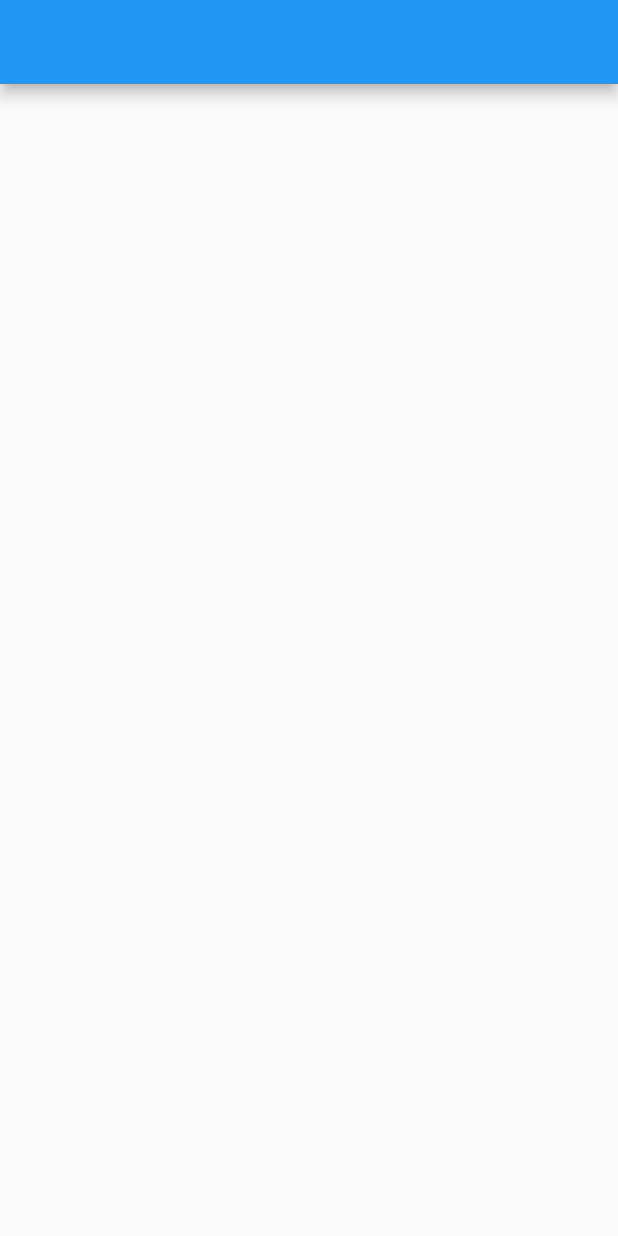
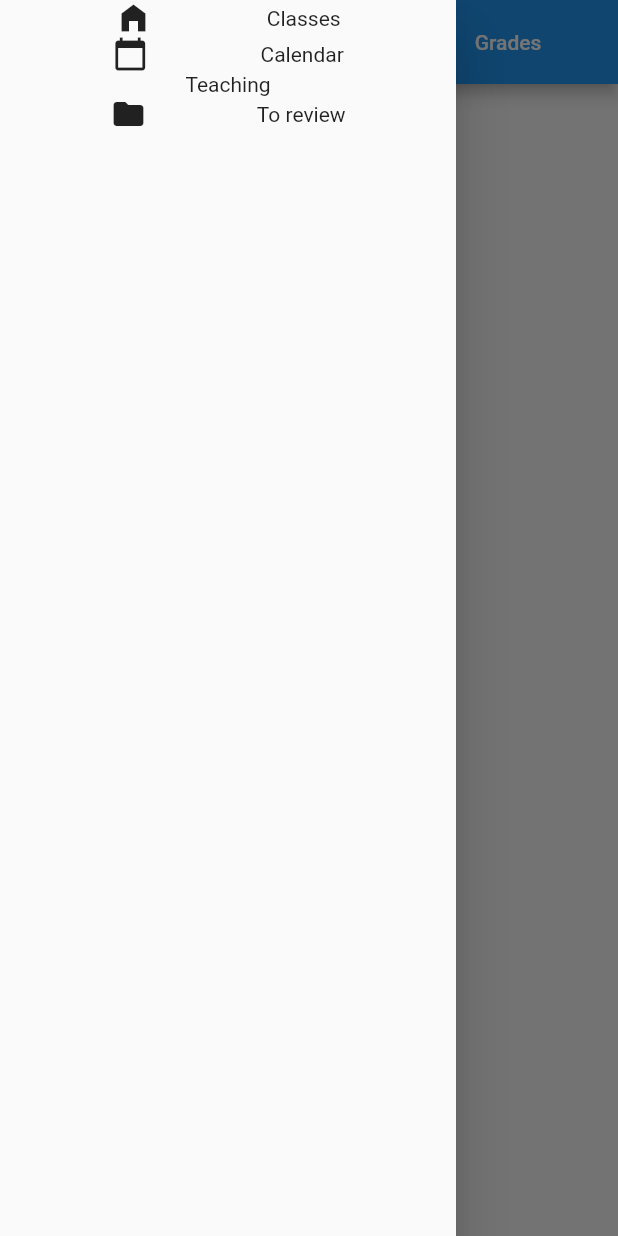
Before and after one commit to adhamniyozboyev/school, a Flutter app: the screen it shows after launch, with the side drawer open (before the commit the screen has no drawer), on a phone screen of 412 x 824 dp. Run offline on Flutter 3.47's test engine with Material 2 defaults, Android fonts, the phone set to English and light mode, and no system bars.

Commit message:
Add app bar

```diff
--- a/lib/main.dart
+++ b/lib/main.dart
@@ -21,13 +21,55 @@ class _MyAppState extends State<MyApp> {
   @override
   Widget build(BuildContext context) {
     return Scaffold(
+      drawer: Drawer(
+        child: Container(
+          alignment: Alignment.center,
+          height: 300,
+          width: 200,
+          child: Column(
+            children: [
+              Row(
+                mainAxisAlignment: MainAxisAlignment.spaceEvenly,
+                children: [Icon(Icons.home_filled), Text('Classes')],
+              ),
+              Row(
+                mainAxisAlignment: MainAxisAlignment.spaceEvenly,
+                children: [Icon(Icons.calendar_today), Text('Calendar')],
+              ),
+              Row(
+                mainAxisAlignment: MainAxisAlignment.spaceEvenly,
+                children: [
+                  Text('Teaching'),
+                ],
+              ),
+              Row(
+                mainAxisAlignment: MainAxisAlignment.spaceEvenly,
+                children: [Icon(Icons.folder), Text('To review')],
+              ),
+            ],
+          ),
+        ),
+      ),
       appBar: AppBar(
         title: Row(
+          mainAxisAlignment: MainAxisAlignment.center,
           children: [
-            TextButton(onPressed: () {}, child: Text('Stream')),
-            TextButton(onPressed: (){}, child: Text('Classwork')),
-            TextButton(onPressed: (){}, child: Text('People')),
-            TextButton(onPressed: (){}, child: Text('Grades'))
+            TextButton(
+                onPressed: () {},
+                child: Text(
+                  'Stream',
+                  style: TextStyle(color: Colors.white),
+                )),
+            TextButton(
+                onPressed: () {},
+                child:
+                    Text('Classwork', style: TextStyle(color: Colors.white))),
+            TextButton(
+                onPressed: () {},
+                child: Text('People', style: TextStyle(color: Colors.white))),
+            TextButton(
+                onPressed: () {},
+                child: Text('Grades', style: TextStyle(color: Colors.white)))
           ],
         ),
       ),
```
